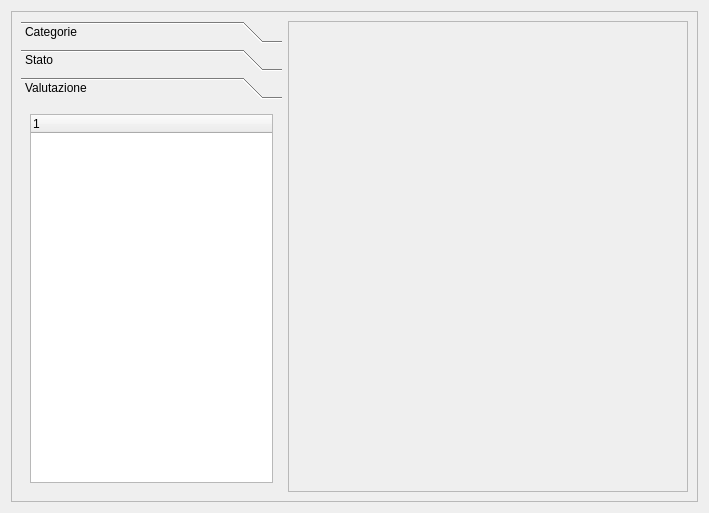
The window that bookmarkgui.ui (simon-r/LeScienze500) describes before a commit, drawn with Qt 5.
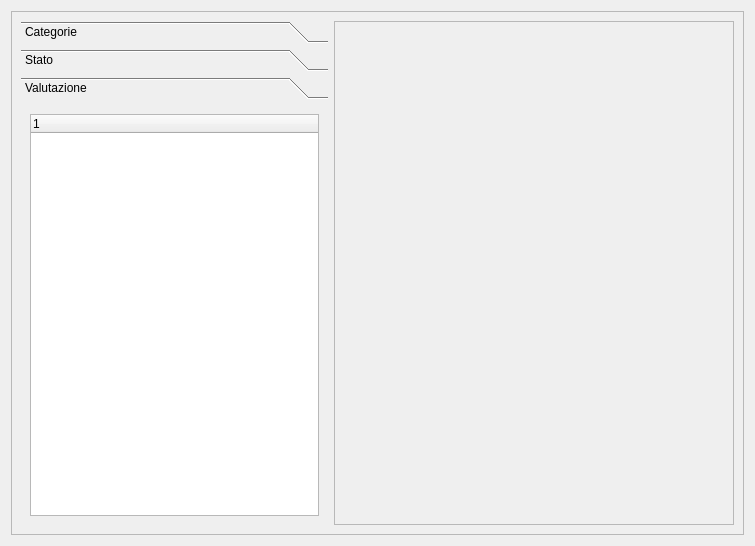
The same window after the commit. The open tabs and pages were chosen to show the change.

Commit message: mar  5 ott 2010, 22.40.46, CEST

```diff
--- a/bookmarkgui.ui
+++ b/bookmarkgui.ui
@@ -6,8 +6,8 @@
    <rect>
     <x>0</x>
     <y>0</y>
-    <width>709</width>
-    <height>513</height>
+    <width>755</width>
+    <height>546</height>
    </rect>
   </property>
   <property name="windowTitle">
@@ -24,8 +24,8 @@
        <rect>
         <x>0</x>
         <y>0</y>
-        <width>695</width>
-        <height>499</height>
+        <width>741</width>
+        <height>532</height>
        </rect>
       </property>
       <layout class="QHBoxLayout" name="horizontalLayout">
@@ -89,6 +89,14 @@
           </layout>
          </widget>
          <widget class="QWidget" name="page_3">
+          <property name="geometry">
+           <rect>
+            <x>0</x>
+            <y>0</y>
+            <width>319</width>
+            <height>433</height>
+           </rect>
+          </property>
           <attribute name="label">
            <string>Valutazione</string>
           </attribute>
```
Left out of the diff: 10 changed lines with no effect on the pictures.
